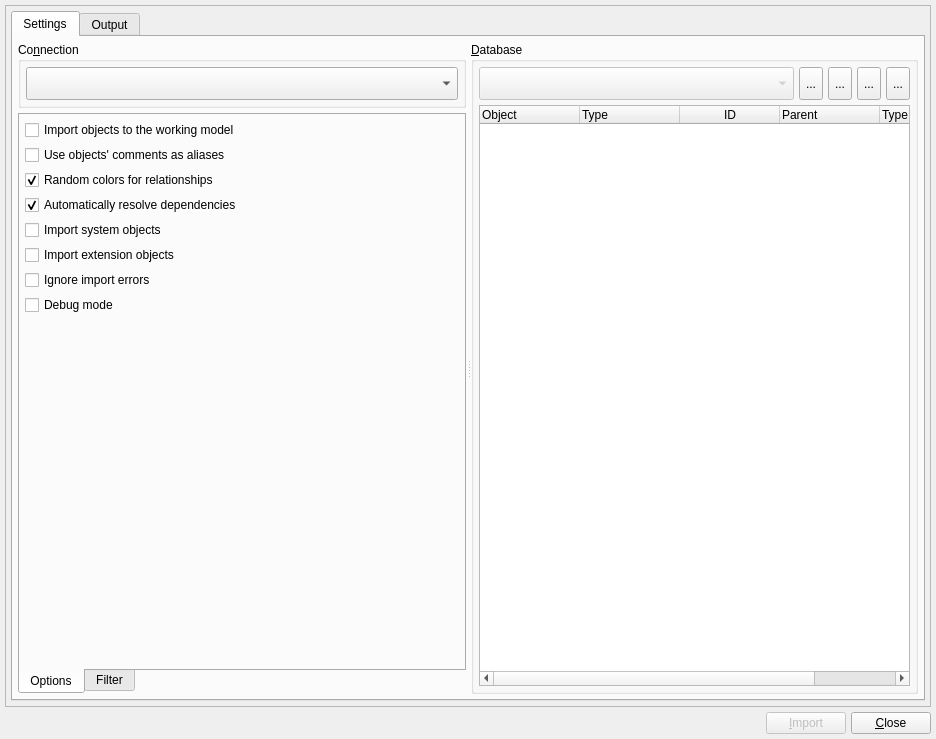
Above: libs/libgui/ui/tools/databaseimportform.ui from pgmodeler/pgmodeler before the change. Below: the same form after it.
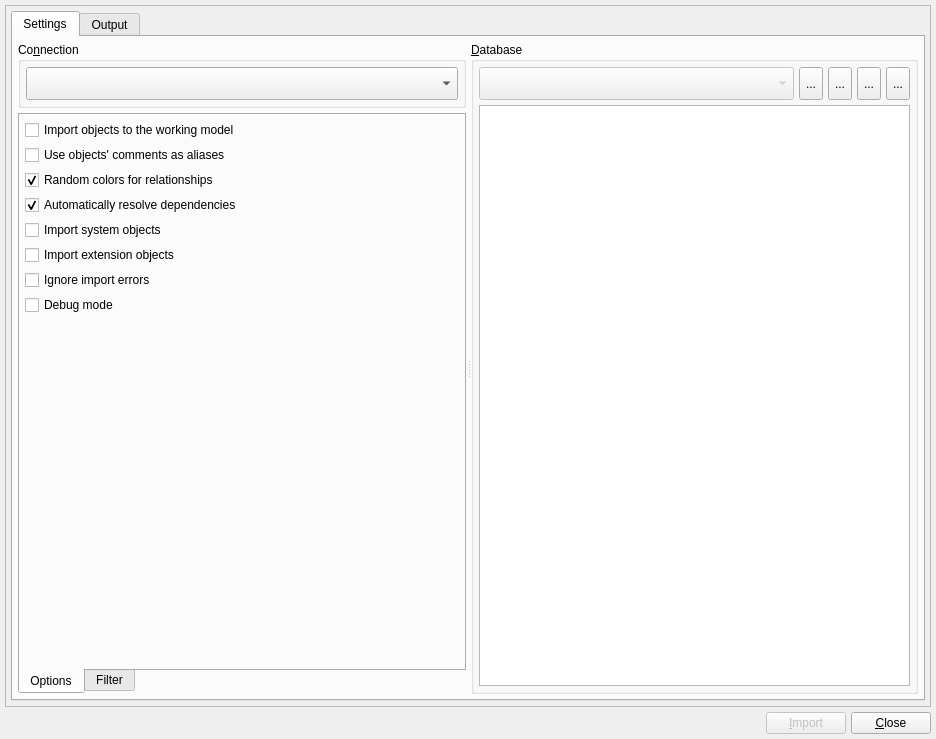
That is the form after the change. The open tabs and pages were chosen to show the change. Icons and pictures are not drawn.

Commit message:
Fixed a bug in DatabaseModel::findObject that was not parsing correctly the search filters with "any" keyword.
Created the method GuiUtilsNs::updateObjectsTable(QTableView *,
std::vector<attribs_map>)

Refactored DatabaseImportForm in such a way to use QTableView instead of
QTableWidget to list filter results

Refactored ModelDatabaseDiffForm in such a way to use QTableView instead
of QTableWidget to list filter results

Minor adjustment in ObjectsListModel to accept a list of attributes map
to fill the table model

Diff of the .ui file:
```diff
--- a/libs/libgui/ui/tools/databaseimportform.ui
+++ b/libs/libgui/ui/tools/databaseimportform.ui
@@ -860,7 +860,7 @@
                    <number>0</number>
                   </property>
                   <item>
-                   <widget class="QTableWidget" name="filtered_objs_tbw">
+                   <widget class="QTableView" name="filtered_objs_view">
                     <property name="enabled">
                      <bool>true</bool>
                     </property>
@@ -888,72 +888,15 @@
                     <property name="sortingEnabled">
                      <bool>true</bool>
                     </property>
-                    <attribute name="horizontalHeaderMinimumSectionSize">
-                     <number>30</number>
-                    </attribute>
                     <attribute name="horizontalHeaderStretchLastSection">
                      <bool>true</bool>
                     </attribute>
-                    <attribute name="verticalHeaderMinimumSectionSize">
-                     <number>30</number>
+                    <attribute name="verticalHeaderCascadingSectionResizes">
+                     <bool>true</bool>
                     </attribute>
-                    <column>
-                     <property name="text">
-                      <string>Object</string>
-                     </property>
-                     <property name="textAlignment">
-                      <set>AlignLeading|AlignVCenter</set>
-                     </property>
-                     <property name="icon">
-                      <iconset resource="../../res/resources.qrc">
-                       <normaloff>:/icons/icons/table.png</normaloff>:/icons/icons/table.png</iconset>
-                     </property>
-                    </column>
-                    <column>
-                     <property name="text">
-                      <string>Type</string>
-                     </property>
-                     <property name="textAlignment">
-                      <set>AlignLeading|AlignVCenter</set>
-                     </property>
-                     <property name="icon">
-                      <iconset resource="../../res/resources.qrc">
-                       <normaloff>:/icons/icons/usertype.png</normaloff>:/icons/icons/usertype.png</iconset>
-                     </property>
-                    </column>
-                    <column>
-                     <property name="text">
-                      <string>ID</string>
-                     </property>
-                     <property name="icon">
-                      <iconset resource="../../res/resources.qrc">
-                       <normaloff>:/icons/icons/uid.png</normaloff>:/icons/icons/uid.png</iconset>
-                     </property>
-                    </column>
-                    <column>
-                     <property name="text">
-                      <string>Parent</string>
-                     </property>
-                     <property name="textAlignment">
-                      <set>AlignLeading|AlignVCenter</set>
-                     </property>
-                     <property name="icon">
-                      <iconset resource="../../res/resources.qrc">
-                       <normaloff>:/icons/icons/schema.png</normaloff>:/icons/icons/schema.png</iconset>
-                     </property>
-                    </column>
-                    <column>
-                     <property name="text">
-                      <string>Type</string>
-                     </property>
-                     <property name="textAlignment">
-                      <set>AlignLeading|AlignVCenter</set>
-                     </property>
-                     <property name="icon">
-                      <iconset resource="../../res/resources.qrc">
-                       <normaloff>:/icons/icons/usertype.png</normaloff>:/icons/icons/usertype.png</iconset>
-                     </property>
-                    </column>
+                    <attribute name="verticalHeaderStretchLastSection">
+                     <bool>true</bool>
+                    </attribute>
                    </widget>
                   </item>
                  </layout>
```
Left out of the diff: 2 changed lines with no effect on the pictures. The commit also changes 11 other files.
